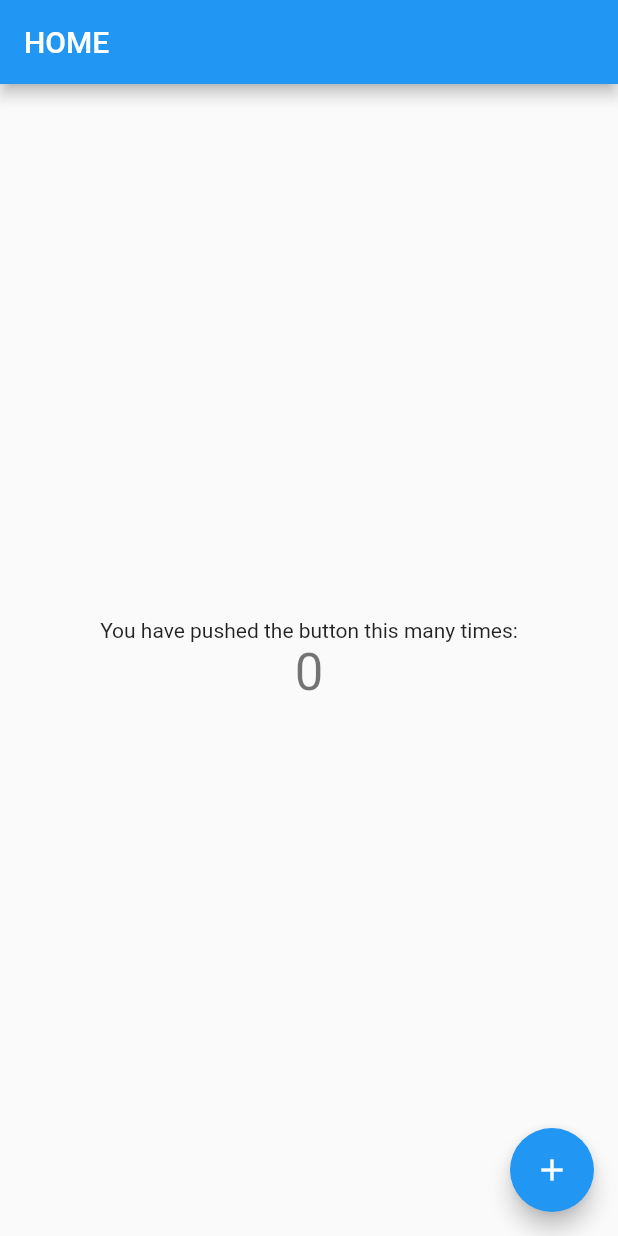
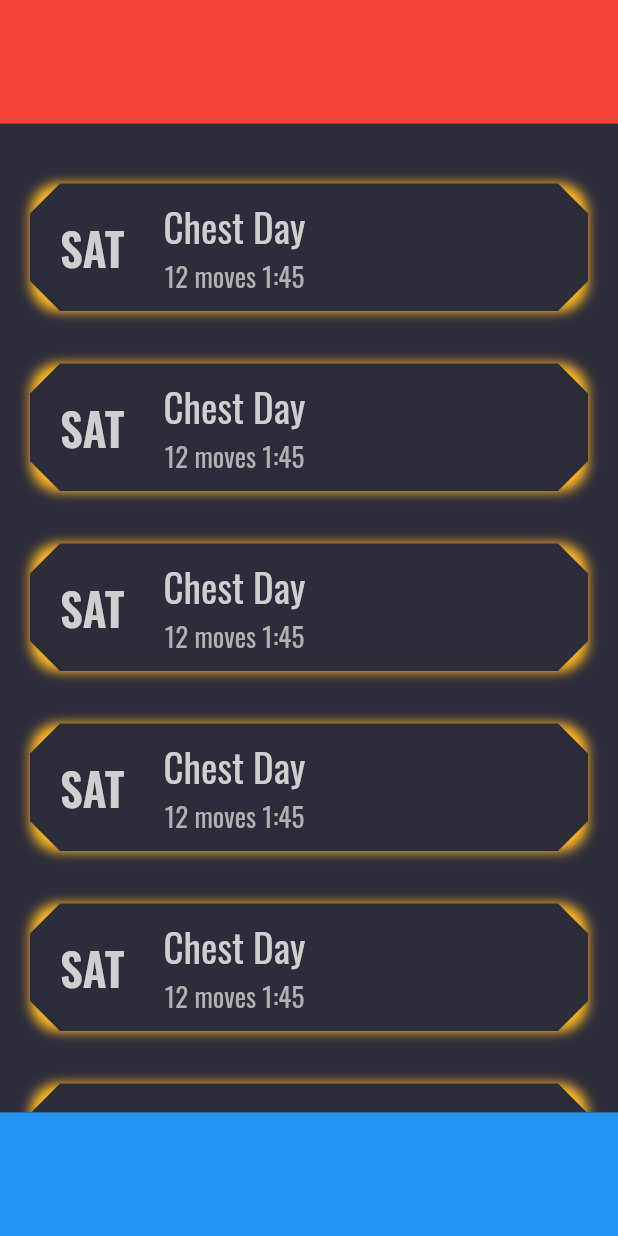
Before and after one commit to pashaamiriali/morpher_main, a Flutter app: the screen it shows after launch, on a phone screen of 412 x 824 dp. Run offline on Flutter 3.47's test engine with Material 2 defaults, Android fonts, the light colour scheme and no system bars; our stand-ins replace device_preview.

Commit message:
bare bones list items and fonts added

```diff
--- /dev/null
+++ b/lib/Presentation/Screens/Home.Screen/Home.Screen.dart
@@ -0,0 +1,85 @@
+import 'package:flutter/material.dart';
+
+class HomeScreen extends StatelessWidget {
+  const HomeScreen({Key? key}) : super(key: key);
+
+  @override
+  Widget build(BuildContext context) {
+    return Scaffold(
+      backgroundColor: const Color(0XFF2D2C3A),
+      body: Column(
+        children: [
+          Expanded(
+              flex: 1,
+              child: Container(
+                color: Colors.red,
+              )),
+          Expanded(
+              flex: 8,
+              child: ListView.separated(
+                padding: const EdgeInsets.symmetric(vertical: 40),
+                itemCount: 7,
+                itemBuilder: (index, context) => Container(
+                  margin: const EdgeInsets.symmetric(horizontal: 20),
+                  decoration: const BoxDecoration(boxShadow: [
+                    BoxShadow(color: Color(0xffFFBC21), blurRadius: 6)
+                  ], borderRadius: BorderRadius.all(Radius.circular(20))),
+                  child: Material(
+                    shape: const BeveledRectangleBorder(
+                        borderRadius: BorderRadius.all(Radius.circular(20))),
+                    color: const Color(0XFF2D2C3A),
+                    shadowColor: const Color(0xffFFBC21),
+                    child: Container(
+                        height: 85,
+                        padding: const EdgeInsets.symmetric(horizontal: 20),
+                        child: Row(
+                          children: [
+                            const Text(
+                              "SAT",
+                              style: TextStyle(
+                                  fontFamily: "Oswald SemiBold",
+                                  fontSize: 30,
+                                  color: Color(0XFFCFCFCF)),
+                            ),
+                            const SizedBox(
+                              width: 26,
+                            ),
+                            Column(
+                              mainAxisAlignment: MainAxisAlignment.center,
+                              children: const [
+                                Text(
+                                  "Chest Day",
+                                  style: TextStyle(
+                                      fontFamily: "Oswald Regular",
+                                      fontSize: 26,
+                                      color: Color(0XFFCFCFCF)),
+                                ),
+                                Text(
+                                  "12 moves 1:45",
+                                  style: TextStyle(
+                                      fontFamily: "Oswald Regular",
+                                      fontSize: 18,
+                                      color: Color(0XFFB1B1B1)),
+                                ),
+                              ],
+                            )
+                          ],
+                        )),
+                  ),
+                ),
+                separatorBuilder: (BuildContext context, int index) {
+                  return const SizedBox(
+                    height: 35,
+                  );
+                },
+              )),
+          Expanded(
+              flex: 1,
+              child: Container(
+                color: Colors.blue,
+              )),
+        ],
+      ),
+    );
+  }
+}
--- a/lib/main.dart
+++ b/lib/main.dart
@@ -1,6 +1,7 @@
 import 'package:device_preview/device_preview.dart';
 import 'package:flutter/foundation.dart';
 import 'package:flutter/material.dart';
+import 'package:morpher_main/Presentation/Screens/Home.Screen/Home.Screen.dart';
 
 void main() {
   runApp(
@@ -22,60 +23,7 @@ class MyApp extends StatelessWidget {
       builder: DevicePreview.appBuilder,
       theme: ThemeData.light(),
       darkTheme: ThemeData.dark(),
-      home: const MyHomePage(),
+      home: const HomeScreen(),
     );
   }
 }
-
-class MyHomePage extends StatefulWidget {
-  const MyHomePage({
-    Key? key,
-  }) : super(key: key);
-
-  @override
-  State<MyHomePage> createState() => _MyHomePageState();
-}
-
-class _MyHomePageState extends State<MyHomePage> {
-  int _counter = 0;
-
-  void _incrementCounter() {
-    setState(() {
-      _counter++;
-    });
-  }
-
-  @override
-  Widget build(BuildContext context) {
-    //
-
-    return Scaffold(
-      appBar: AppBar(
-        title: const Text("HOME"),
-      ),
-      body: Center(
-        child: Column(
-          //
-
-          //
-
-          mainAxisAlignment: MainAxisAlignment.center,
-          children: <Widget>[
-            const Text(
-              'You have pushed the button this many times:',
-            ),
-            Text(
-              '$_counter',
-              style: Theme.of(context).textTheme.headline4,
-            ),
-          ],
-        ),
-      ),
-      floatingActionButton: FloatingActionButton(
-        onPressed: _incrementCounter,
-        tooltip: 'Increment',
-        child: const Icon(Icons.add),
-      ),
-    );
-  }
-}
```
Also changed, not shown: pubspec.yaml (+19 -4 lines), assets/fonts/Oswald-Bold.ttf (added), assets/fonts/Oswald-ExtraLight.ttf (added), assets/fonts/Oswald-Light.ttf (added), assets/fonts/Oswald-Medium.ttf (added), assets/fonts/Oswald-Regular.ttf (added), assets/fonts/Oswald-SemiBold.ttf (added).
